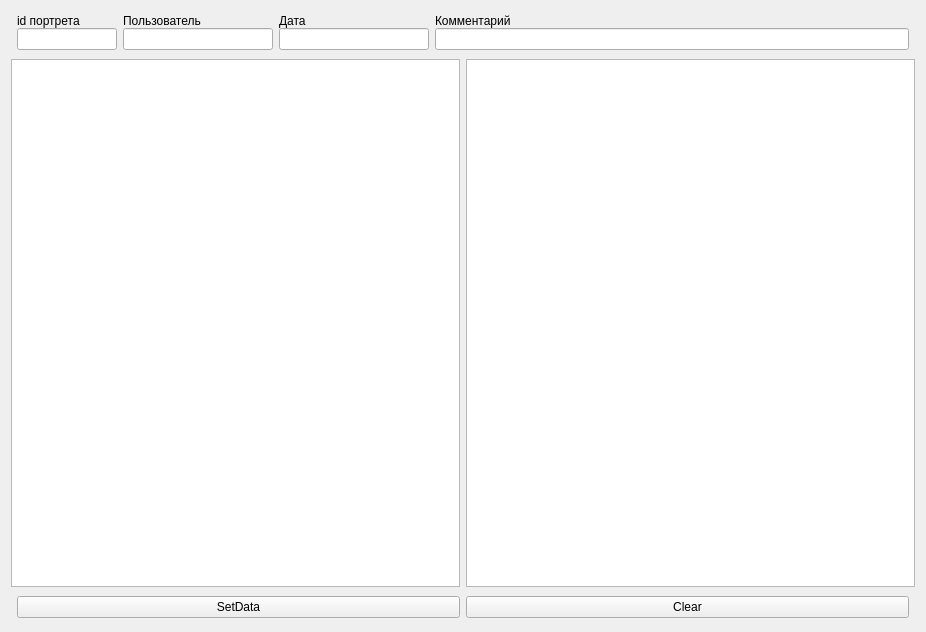
Old version of the form viewip.ui in the repository layxproud/FileManagerVega.
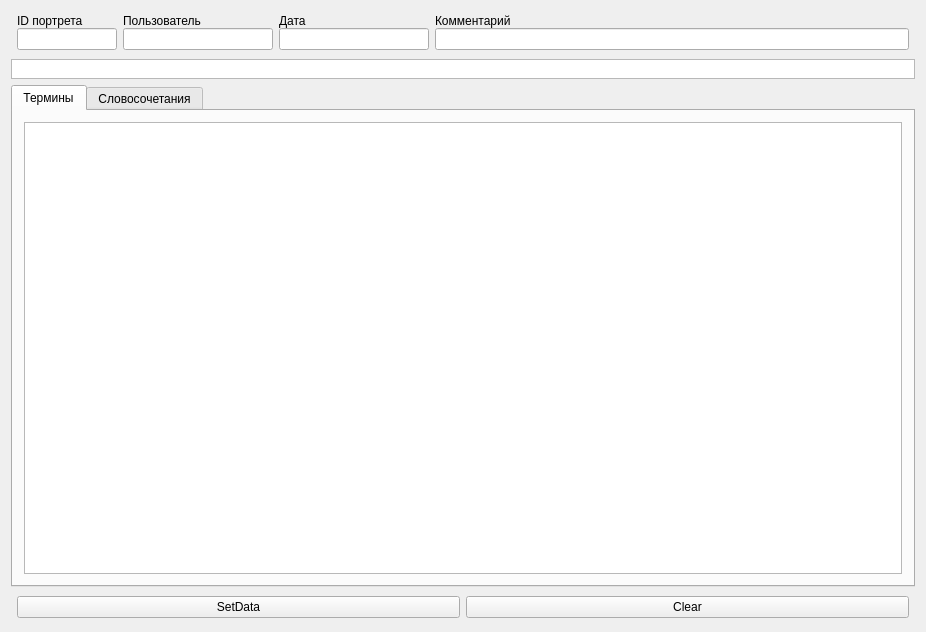
New version of the form.

```diff
--- a/viewip.ui
+++ b/viewip.ui
@@ -37,7 +37,7 @@
      <item row="0" column="0">
       <widget class="QLabel" name="lbl_id">
        <property name="text">
-        <string>id портрета</string>
+        <string>ID портрета</string>
        </property>
       </widget>
      </item>
@@ -103,13 +103,50 @@
      </item>
     </layout>
    </item>
+   <item>
+    <widget class="QGraphicsView" name="graphicsView">
+     <property name="minimumSize">
+      <size>
+       <width>0</width>
+       <height>0</height>
+      </size>
+     </property>
+     <property name="maximumSize">
+      <size>
+       <width>16777215</width>
+       <height>20</height>
+      </size>
+     </property>
+    </widget>
+   </item>
    <item>
     <layout class="QGridLayout" name="gridLayout_2">
-     <item row="0" column="0">
-      <widget class="QTableWidget" name="tb_terms"/>
-     </item>
-     <item row="0" column="1">
-      <widget class="QTableWidget" name="tb_shingles"/>
+     <item row="0" column="0" colspan="2">
+      <widget class="QTabWidget" name="tabWidget">
+       <property name="currentIndex">
+        <number>0</number>
+       </property>
+       <widget class="QWidget" name="tab_3">
+        <attribute name="title">
+         <string>Термины</string>
+        </attribute>
+        <layout class="QVBoxLayout" name="verticalLayout_2">
+         <item>
+          <widget class="QTableWidget" name="tb_terms"/>
+         </item>
+        </layout>
+       </widget>
+       <widget class="QWidget" name="tab_4">
+        <attribute name="title">
+         <string>Словосочетания</string>
+        </attribute>
+        <layout class="QVBoxLayout" name="verticalLayout_3">
+         <item>
+          <widget class="QTableWidget" name="tb_shingles"/>
+         </item>
+        </layout>
+       </widget>
+      </widget>
      </item>
     </layout>
    </item>
```
